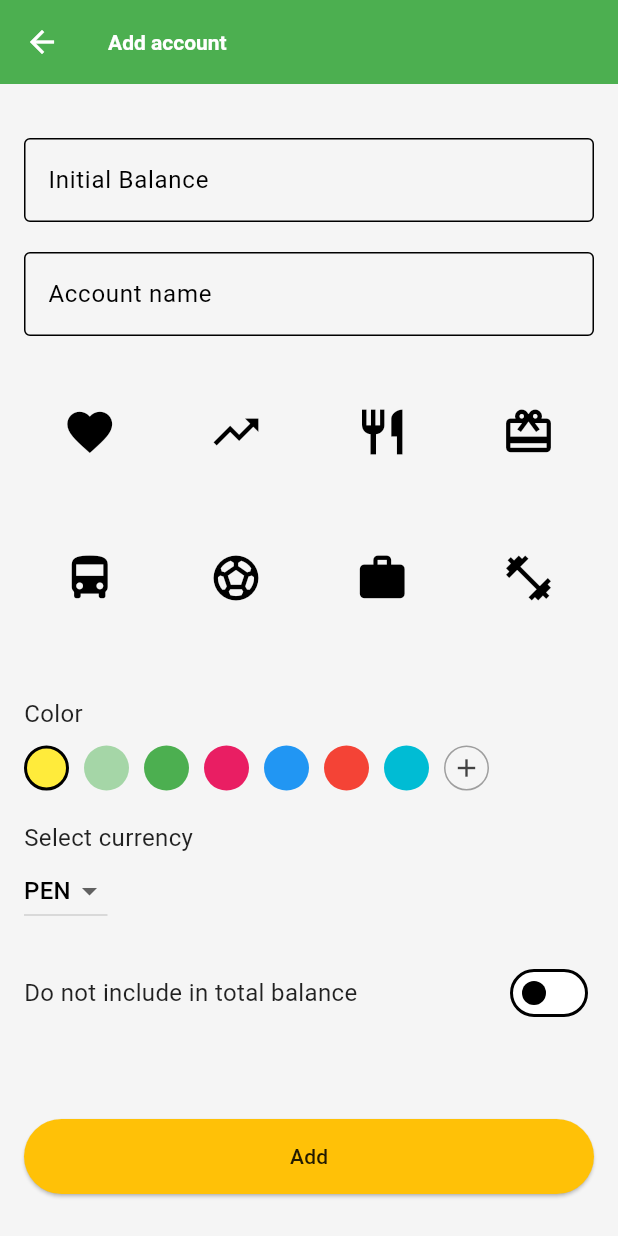
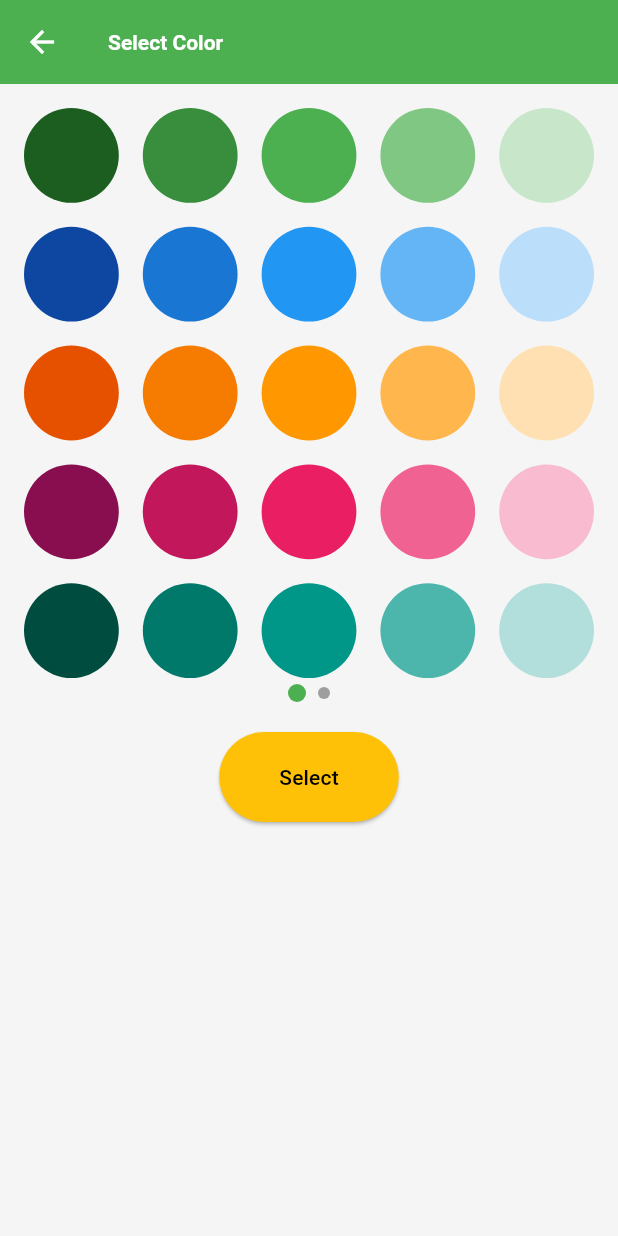
Before and after one commit to nicksalazar/PennyWise, a Flutter app: the AddAccountScreen screen opened by its route, after a tap on the "add" icon, on a phone screen of 412 x 824 dp. Run offline on Flutter 3.47's test engine with Material 3 defaults, Android fonts, the phone set to English and light mode, and no system bars; our stand-ins replace cloud_firestore, firebase_auth, firebase_core, fl_chart, flutter_dotenv, font_awesome_flutter and 2 more; accounts and stored records are empty.

```diff
--- a/lib/main.dart
+++ b/lib/main.dart
@@ -114,7 +114,8 @@ class MyApp extends StatelessWidget {
             builder: (context, state) {
               final transactionType = state.pathParameters['transactionType'];
               return TransactionScreen(
-                  initialTransactionType: transactionType ?? 'expense');
+                initialTransactionType: transactionType ?? 'expense',
+              );
             },
           ),
           //transaction details
--- a/lib/repositories/category_repository.dart
+++ b/lib/repositories/category_repository.dart
@@ -50,4 +50,9 @@ class CategoryRepository {
     CollectionReference userCategoriesCollection = _getCategoriesCollection();
     await userCategoriesCollection.doc(categoryId).delete();
   }
+
+  Future<Category> getCategoryById(String id) async {
+    DocumentSnapshot doc = await _getCategoriesCollection().doc(id).get();
+    return Category.fromFirestore(doc);
+  }
 }
--- a/lib/screens/accounts/account_new_screen.dart
+++ b/lib/screens/accounts/account_new_screen.dart
@@ -2,7 +2,9 @@ import 'package:flutter/material.dart';
 import 'package:flutter/services.dart';
 import 'package:habit_harmony/models/account_model.dart';
 import 'package:habit_harmony/providers/account_provider.dart';
+import 'package:habit_harmony/providers/category_provider.dart';
 import 'package:habit_harmony/utils/icon_utils.dart';
+import 'package:habit_harmony/widgets/color_selector_widget.dart';
 import 'package:provider/provider.dart';
 
 class AddAccountScreen extends StatefulWidget {
@@ -36,6 +38,12 @@ class _AddAccountScreenState extends State<AddAccountScreen> {
   @override
   void initState() {
     super.initState();
+    //get mains providers
+    WidgetsBinding.instance!.addPostFrameCallback((_) {
+      Provider.of<AccountProvider>(context, listen: false).fetchAccounts();
+      //categories
+      Provider.of<CategoryProvider>(context, listen: false);
+    });
     if (widget.accountId != null) {
       final account = Provider.of<AccountProvider>(context, listen: false)
           .getAccountById(widget.accountId!);
@@ -77,9 +85,6 @@ class _AddAccountScreenState extends State<AddAccountScreen> {
                   suffixText: selectedCurrency,
                 ),
                 keyboardType: TextInputType.numberWithOptions(decimal: true),
-                inputFormatters: <TextInputFormatter>[
-                  FilteringTextInputFormatter.digitsOnly,
-                ],
                 validator: (value) {
                   if (value == null || value.isEmpty) {
                     return 'Please enter some text';
@@ -173,7 +178,21 @@ class _AddAccountScreenState extends State<AddAccountScreen> {
                 }).toList()
                   ..add(
                     GestureDetector(
-                      onTap: () {},
+                      onTap: () {
+                        //ColorSelector
+                        Navigator.push(
+                          context,
+                          MaterialPageRoute(
+                            builder: (context) => ColorSelector(
+                              onColorSelected: (color) {
+                                setState(() {
+                                  selectedColor = color;
+                                });
+                              },
+                            ),
+                          ),
+                        );
+                      },
                       child: Container(
                         width: 30,
                         height: 30,
--- a/lib/screens/accounts/account_screen.dart
+++ b/lib/screens/accounts/account_screen.dart
@@ -29,8 +29,11 @@ class _AccountScreenState extends State<AccountScreen> {
       ),
       body:
           Consumer<AccountProvider>(builder: (context, accountProvider, child) {
+
         List<Account> accounts = accountProvider.accounts;
-
+        if (accounts.isNotEmpty) {
+          accounts.removeAt(0);
+        }
         return Column(
           children: [
             SizedBox(height: 20),
--- /dev/null
+++ b/lib/widgets/color_selector_widget.dart
@@ -0,0 +1,131 @@
+import 'package:flutter/material.dart';
+
+class ColorSelector extends StatefulWidget {
+  final void Function(Color) onColorSelected;
+
+  ColorSelector({required this.onColorSelected});
+
+  @override
+  _ColorSelectorState createState() => _ColorSelectorState();
+}
+
+class _ColorSelectorState extends State<ColorSelector> {
+  Color? selectedColor;
+  int currentPage = 0;
+
+  final List<List<Color>> colors = [
+    [
+      // First Page Colors
+      Colors.green.shade900, Colors.green.shade700, Colors.green.shade500,
+      Colors.green.shade300, Colors.green.shade100,
+      Colors.blue.shade900, Colors.blue.shade700, Colors.blue.shade500,
+      Colors.blue.shade300, Colors.blue.shade100,
+      Colors.orange.shade900, Colors.orange.shade700, Colors.orange.shade500,
+      Colors.orange.shade300, Colors.orange.shade100,
+      Colors.pink.shade900, Colors.pink.shade700, Colors.pink.shade500,
+      Colors.pink.shade300, Colors.pink.shade100,
+      Colors.teal.shade900, Colors.teal.shade700, Colors.teal.shade500,
+      Colors.teal.shade300, Colors.teal.shade100,
+    ],
+    [
+      // Second Page Colors
+      Colors.teal.shade900, Colors.teal.shade700, Colors.teal.shade500,
+      Colors.teal.shade300, Colors.teal.shade100,
+      Colors.red.shade900, Colors.red.shade700, Colors.red.shade500,
+      Colors.red.shade300, Colors.red.shade100,
+      Colors.purple.shade900, Colors.purple.shade700, Colors.purple.shade500,
+      Colors.purple.shade300, Colors.purple.shade100,
+      Colors.black, Colors.grey.shade700, Colors.grey.shade500,
+      Colors.grey.shade300, Colors.grey.shade100,
+    ],
+  ];
+
+  @override
+  Widget build(BuildContext context) {
+    return Scaffold(
+      appBar: AppBar(
+        title: Text('Select Color'),
+      ),
+      body: Column(
+        children: [
+          SizedBox(
+            height: 400,
+            child: PageView.builder(
+              scrollDirection: Axis.horizontal,
+              itemCount: colors.length,
+              onPageChanged: (index) {
+                setState(() {
+                  currentPage = index;
+                });
+              },
+              itemBuilder: (context, pageIndex) {
+                return GridView.builder(
+                  padding: EdgeInsets.all(16),
+                  gridDelegate: SliverGridDelegateWithFixedCrossAxisCount(
+                    crossAxisCount: 5,
+                    crossAxisSpacing: 16,
+                    mainAxisSpacing: 16,
+                  ),
+                  itemCount: colors[pageIndex].length,
+                  itemBuilder: (context, colorIndex) {
+                    final color = colors[pageIndex][colorIndex];
+                    return GestureDetector(
+                      onTap: () {
+                        setState(() {
+                          selectedColor = color;
+                        });
+                        widget.onColorSelected(color);
+                      },
+                      child: Container(
+                        decoration: BoxDecoration(
+                          shape: BoxShape.circle,
+                          color: color,
+                          border: selectedColor == color
+                              ? Border.all(color: Colors.black, width: 3)
+                              : null,
+                        ),
+                      ),
+                    );
+                  },
+                );
+              },
+            ),
+          ),
+          Row(
+            mainAxisAlignment: MainAxisAlignment.center,
+            children: List.generate(colors.length, (index) {
+              return Container(
+                margin: EdgeInsets.symmetric(horizontal: 4.0),
+                width: currentPage == index ? 12.0 : 8.0,
+                height: currentPage == index ? 12.0 : 8.0,
+                decoration: BoxDecoration(
+                  shape: BoxShape.circle,
+                  color: currentPage == index ? Colors.green : Colors.grey,
+                ),
+              );
+            }),
+          ),
+          SizedBox(height: 20),
+          ElevatedButton(
+            onPressed: () {
+              if (selectedColor != null) {
+                // Do something with the selected color
+                Navigator.of(context).pop();
+              }
+            },
+            style: ElevatedButton.styleFrom(
+              padding: EdgeInsets.symmetric(horizontal: 40, vertical: 20),
+              shape: RoundedRectangleBorder(
+                borderRadius: BorderRadius.circular(30),
+              ),
+            ),
+            child: Text(
+              'Select',
+              style: TextStyle(color: Colors.black),
+            ),
+          ),
+        ],
+      ),
+    );
+  }
+}
```
Also changed, not shown: lib/providers/category_provider.dart (+14 -0 lines), lib/providers/transaction_provider.dart (+11 -4 lines), lib/repositories/transaction_repository.dart (+8 -5 lines), lib/screens/transactions/transaction_by_category_screen.dart (+34 -13 lines), lib/screens/transactions/transaction_screen.dart (+9 -2 lines), 18 other files.
